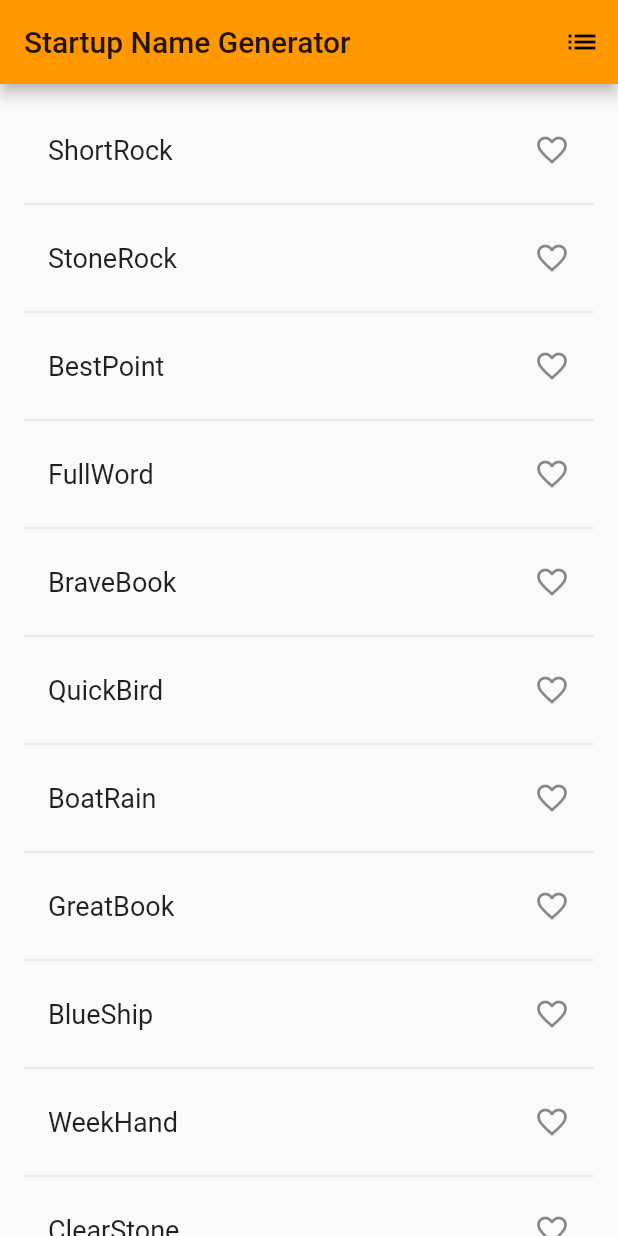
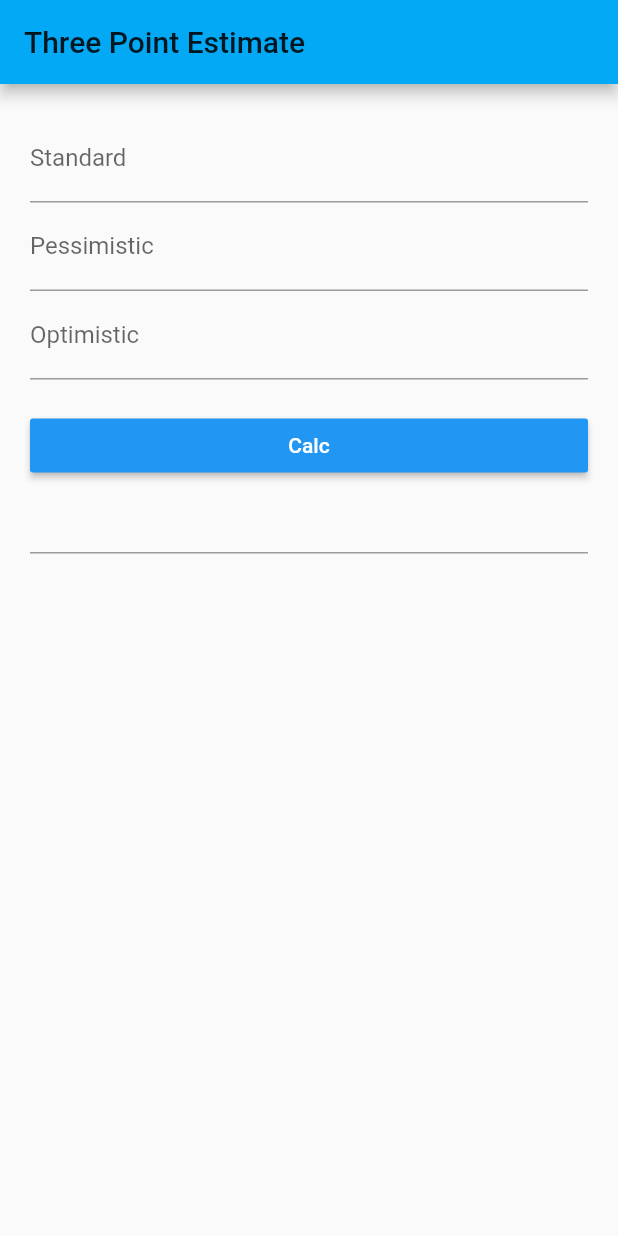
Before and after one commit to shootacean/tpe, a Flutter app: the screen it shows after launch, on a phone screen of 412 x 824 dp. Run offline on Flutter 3.47's test engine with Material 2 defaults, Android fonts, the light colour scheme and no system bars.

Commit message:
Three Point Estimate

```diff
--- a/lib/main.dart
+++ b/lib/main.dart
@@ -1,5 +1,4 @@
 import 'package:flutter/material.dart';
-import 'package:english_words/english_words.dart';
 
 void main() => runApp(MyApp());
 
@@ -7,101 +6,124 @@ class MyApp extends StatelessWidget {
   @override
   Widget build(BuildContext context) {
     return MaterialApp(
-      title: 'Startup Name GEnerator',
+      title: 'Theree Point Estimate',
       theme: ThemeData(
-        primaryColor: Colors.orange,
+        primaryColor: Colors.lightBlue,
       ),
-      home: RandomWords(),
+      home: ThreePointEstimatePage(),
     );
   }
 }
 
-class RandomWords extends StatefulWidget {
+class ThreePointEstimatePage extends StatefulWidget {
   @override
-  RandomWordsState createState() => RandomWordsState();
+  State<StatefulWidget> createState() => _ThreePointEstimateState();
 }
 
-class RandomWordsState extends State<RandomWords> {
-  final List<WordPair> _suggestions = <WordPair>[];
-  final Set<WordPair> _saved = Set<WordPair>();
-  final TextStyle _biggerFont = const TextStyle(fontSize: 18.0);
+class _ThreePointEstimateData {
+  int standard = 0;
+  int pessimistic = 0;
+  int optimistic = 0;
+}
 
-  Widget build(BuildContext context) {
-    return Scaffold(
-        appBar: AppBar(
-            title: Text('Startup Name Generator'),
-            actions: <Widget>[
-              IconButton(icon: Icon(Icons.list), onPressed: _pushSaved),
-            ]
-        ),
-        body: _buildSuggestions());
+class _ThreePointEstimateState extends State<ThreePointEstimatePage> {
+  final GlobalKey<FormState> _formKey = GlobalKey<FormState>();
+
+  _ThreePointEstimateData _data = _ThreePointEstimateData();
+
+  String _answer = '';
+  final TextEditingController _answerController =
+      TextEditingController(text: '');
+
+  void initState() {
+    super.initState();
+
+    _answerController.addListener(() {
+      setState(() {
+        _answer = _answerController.text;
+      });
+    });
   }
 
-  Widget _buildSuggestions() {
-    return ListView.builder(
-        padding: const EdgeInsets.all(16.0),
-        itemBuilder: (context, i) {
-          if (i.isOdd) return Divider();
+  @override
+  Widget build(BuildContext context) {
+    final Size screenSize = MediaQuery.of(context).size;
 
-          final index = i ~/ 2;
-          if (index >= _suggestions.length) {
-            _suggestions.addAll(generateWordPairs().take(10));
-          }
-          return _buildRow(_suggestions[index]);
-        });
-  }
-
-  Widget _buildRow(WordPair pair) {
-    final bool alreadySaved = _saved.contains(pair);
-    return ListTile(
-      title: Text(
-        pair.asPascalCase,
-        style: _biggerFont,
+    return Scaffold(
+      appBar: AppBar(
+        title: Text('Three Point Estimate'),
       ),
-      trailing: Icon(
-        alreadySaved ? Icons.favorite : Icons.favorite_border,
-        color: alreadySaved ? Colors.red : null,
+      body: Container(
+        padding: EdgeInsets.all(20.0),
+        child: Form(
+          key: this._formKey,
+          child: ListView(
+            children: <Widget>[
+              TextFormField(
+                keyboardType: TextInputType.numberWithOptions(),
+                decoration:
+                    InputDecoration(hintText: '8', labelText: 'Standard'),
+                onSaved: (String value) {
+                  try {
+                    this._data.standard = int.parse(value);
+                  } catch (exception) {
+                    this._data.standard = 0;
+                  }
+                },
+              ),
+              TextFormField(
+                keyboardType: TextInputType.numberWithOptions(),
+                decoration:
+                    InputDecoration(hintText: '24', labelText: 'Pessimistic'),
+                onSaved: (String value) {
+                  try {
+                    this._data.pessimistic = int.parse(value);
+                  } catch (exception) {
+                    this._data.pessimistic = 0;
+                  }
+                },
+              ),
+              TextFormField(
+                keyboardType: TextInputType.numberWithOptions(),
+                decoration:
+                    InputDecoration(hintText: '3', labelText: 'Optimistic'),
+                onSaved: (String value) {
+                  try {
+                    this._data.optimistic = int.parse(value);
+                  } catch (exception) {
+                    this._data.optimistic = 0;
+                  }
+                },
+              ),
+              Container(
+                margin: EdgeInsets.only(top: 20.0),
+                width: screenSize.width,
+                child: RaisedButton(
+                  child: Text('Calc',
+                      style: TextStyle(
+                        color: Colors.white,
+                      )),
+                  onPressed: this.calc,
+                  color: Colors.blue,
+                ),
+              ),
+              Container(
+                child: TextField(
+                  readOnly: true,
+                  controller: _answerController,
+                ),
+              ),
+            ],
+          ),
+        ),
       ),
-      onTap: () {
-        setState(() {
-          if (alreadySaved) {
-            _saved.remove(pair);
-          } else {
-            _saved.add(pair);
-          }
-        });
-      },
     );
   }
 
-  void _pushSaved() {
-    Navigator.of(context).push(
-      MaterialPageRoute<void>(
-        builder: (BuildContext context) {
-          final Iterable<ListTile> tiles = _saved.map(
-                (WordPair pair) {
-              return ListTile(
-                title: Text(
-                  pair.asPascalCase,
-                  style: _biggerFont,
-                ),
-              );
-            },
-          );
-          final List<Widget> divided = ListTile
-              .divideTiles(
-            context: context,
-            tiles: tiles,
-          )
-              .toList();
-          return Scaffold(
-              appBar: AppBar(
-                title: Text('Saved Suggstions'),
-              ),
-              body: ListView(children: divided)
-          );
-        },
-      ),
-    );
+  void calc() {
+    _formKey.currentState.save();
+    final double answer =
+        ((_data.standard * 4) + _data.pessimistic + _data.optimistic) / 6;
+    _answerController.text = answer.toString();
   }
 }
--- a/pubspec.yaml
+++ b/pubspec.yaml
@@ -46,6 +46,8 @@ flutter:
   # assets:
   #  - images/a_dot_burr.jpeg
   #  - images/a_dot_ham.jpeg
+  assets:
+    - images/lake.jpg
 
   # An image asset can refer to one or more resolution-specific "variants", see
   # https://flutter.dev/assets-and-images/#resolution-aware.
```
